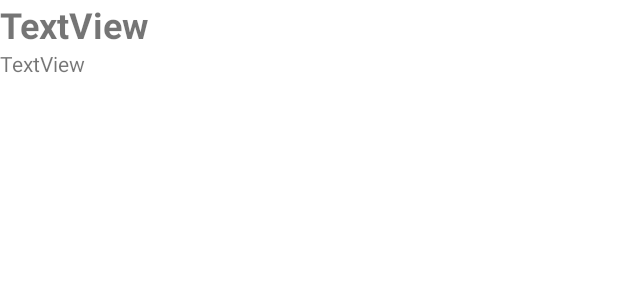
After one commit to sean0712/SDS_Child, an Android app: the layout list_item.xml on its own in the app's theme, with its tools: preview values and no code run, on a phone screen of 412 x 824 dp. The commit adds this screen. Shown: the top 300 px of the screen. Run offline under Robolectric (Android 15) with nearby library versions, the phone set to English and light mode, and no system bars.

Commit message:
리스트 객체 연동 - 파이어베이스 https://github.com/Ronal92/MyAndroidLectures/blob/master/week10/weeklyNote(10).md

```diff
--- a/app/src/main/java/com/teamProject2/sdschild/User.java
+++ b/app/src/main/java/com/teamProject2/sdschild/User.java
@@ -2,7 +2,7 @@ package com.teamProject2.sdschild;
 public class User {
     String id;
     String pw;
-    static String job = "Wholesaler";
+    static String job = "Revenue";
 
     public User(){}
 
--- a/app/src/main/res/layout/activity_revenue.xml
+++ b/app/src/main/res/layout/activity_revenue.xml
@@ -101,7 +101,7 @@
     </LinearLayout>
 
     <ListView
-        android:id="@+id/club_list"
+        android:id="@+id/ListRevenue"
         android:layout_width="match_parent"
         android:layout_height="400dp"
         android:layout_margin="10dp">
--- a/app/src/main/res/layout/activity_revenue_add.xml
+++ b/app/src/main/res/layout/activity_revenue_add.xml
@@ -89,7 +89,7 @@
             android:text="금액" />
 
         <EditText
-            android:id="@+id/EditAmount"
+            android:id="@+id/EditAbsoluteAmount"
             android:layout_width="230dp"
             android:layout_height="wrap_content"
             android:layout_marginHorizontal="20dp"
--- a/app/src/main/res/layout/activity_warehouse.xml
+++ b/app/src/main/res/layout/activity_warehouse.xml
@@ -82,6 +82,7 @@
             android:backgroundTint="@android:color/holo_blue_dark"
             android:layout_marginRight="2dp"/>
 
+
     </LinearLayout>
 
 </LinearLayout>
--- /dev/null
+++ b/app/src/main/res/layout/list_item.xml
@@ -0,0 +1,19 @@
+<?xml version="1.0" encoding="utf-8"?>
+<LinearLayout xmlns:android="http://schemas.android.com/apk/res/android"
+    android:orientation="vertical" android:layout_width="match_parent"
+    android:layout_height="match_parent">
+
+    <TextView
+        android:text="TextView"
+        android:layout_width="match_parent"
+        android:layout_height="wrap_content"
+        android:id="@+id/txtTitle"
+        android:textSize="24sp"
+        android:textStyle="normal|bold" />
+
+    <TextView
+        android:text="TextView"
+        android:layout_width="match_parent"
+        android:layout_height="wrap_content"
+        android:id="@+id/txtContent" />
+</LinearLayout>
```
Also changed, not shown: app/src/main/java/com/teamProject2/sdschild/ListAdapter.java (added, +54 -0 lines), app/src/main/java/com/teamProject2/sdschild/RevenueActivity.java (+87 -0 lines), app/src/main/java/com/teamProject2/sdschild/RevenueAddActivity.java (+48 -0 lines).
